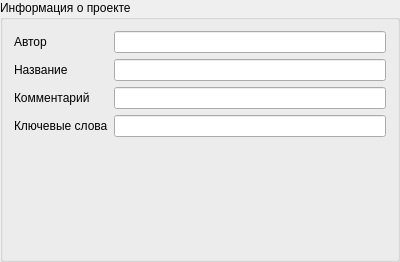
Before: the Qt Designer form view/projectInfo.ui in zpp0/wsnsim-preprocessor, drawn with Qt 5.
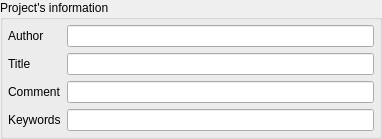
After: the same form once the commit is applied.

What changed in the file:
```diff
--- a/view/projectInfo.ui
+++ b/view/projectInfo.ui
@@ -6,54 +6,85 @@
    <rect>
     <x>0</x>
     <y>0</y>
-    <width>400</width>
-    <height>262</height>
+    <width>382</width>
+    <height>126</height>
    </rect>
   </property>
   <property name="windowTitle">
    <string>GroupBox</string>
   </property>
   <property name="title">
-   <string>Информация о проекте</string>
+   <string>Project's information</string>
   </property>
   <layout class="QFormLayout" name="formLayout">
+   <property name="margin">
+    <number>5</number>
+   </property>
    <item row="0" column="0">
     <widget class="QLabel" name="label">
      <property name="text">
-      <string>Автор</string>
+      <string>Author</string>
      </property>
     </widget>
    </item>
    <item row="0" column="1">
-    <widget class="QLineEdit" name="author"/>
+    <widget class="QLineEdit" name="author">
+     <property name="minimumSize">
+      <size>
+       <width>303</width>
+       <height>0</height>
+      </size>
+     </property>
+    </widget>
    </item>
    <item row="1" column="0">
     <widget class="QLabel" name="label_2">
      <property name="text">
-      <string>Название</string>
+      <string>Title</string>
      </property>
     </widget>
    </item>
    <item row="1" column="1">
-    <widget class="QLineEdit" name="title"/>
+    <widget class="QLineEdit" name="title">
+     <property name="minimumSize">
+      <size>
+       <width>303</width>
+       <height>0</height>
+      </size>
+     </property>
+    </widget>
    </item>
    <item row="2" column="1">
-    <widget class="QLineEdit" name="comment"/>
+    <widget class="QLineEdit" name="comment">
+     <property name="minimumSize">
+      <size>
+       <width>303</width>
+       <height>0</height>
+      </size>
+     </property>
+    </widget>
    </item>
    <item row="3" column="0">
     <widget class="QLabel" name="label_4">
      <property name="text">
-      <string>Ключевые слова</string>
+      <string>Keywords</string>
      </property>
     </widget>
    </item>
    <item row="3" column="1">
-    <widget class="QLineEdit" name="keywords"/>
+    <widget class="QLineEdit" name="keywords">
+     <property name="minimumSize">
+      <size>
+       <width>303</width>
+       <height>0</height>
+      </size>
+     </property>
+    </widget>
    </item>
    <item row="2" column="0">
     <widget class="QLabel" name="label_3">
      <property name="text">
-      <string>Комментарий</string>
+      <string>Comment</string>
      </property>
     </widget>
    </item>
```
Left out of the diff: 16 changed lines with no effect on the pictures.
